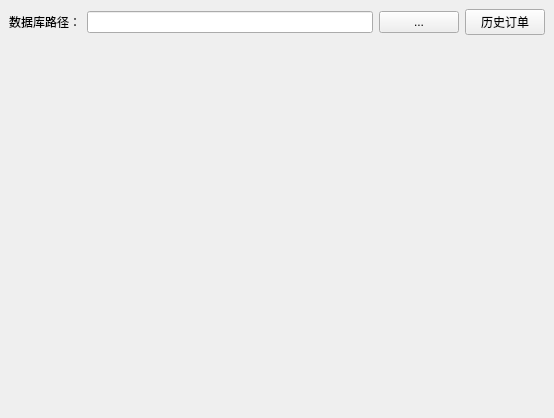
Before: the Qt Designer form gui/mainWindow.ui in RainRainLiu/AnnaerTools, drawn with Qt 5.
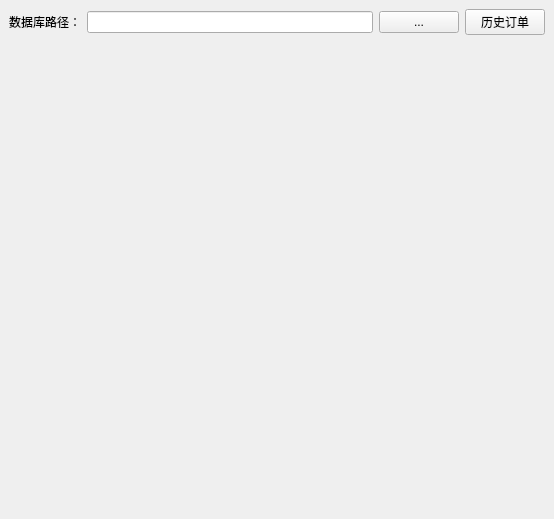
After: the same form once the commit is applied.

What changed in the file:
```diff
--- a/gui/mainWindow.ui
+++ b/gui/mainWindow.ui
@@ -7,14 +7,14 @@
     <x>0</x>
     <y>0</y>
     <width>554</width>
-    <height>418</height>
+    <height>519</height>
    </rect>
   </property>
   <property name="windowTitle">
    <string>MainWindow</string>
   </property>
   <widget class="QWidget" name="centralwidget">
-   <layout class="QGridLayout" name="gridLayout_2">
+   <layout class="QGridLayout" name="gridLayout_3">
     <item row="0" column="0">
      <layout class="QGridLayout" name="gridLayout">
       <item row="0" column="1">
@@ -44,7 +44,17 @@
      </widget>
     </item>
     <item row="1" column="0" colspan="2">
-     <widget class="QWidget" name="widget" native="true"/>
+     <layout class="QGridLayout" name="gridLayout_2">
+      <item row="0" column="0">
+       <widget class="QWidget" name="widget_todayUnconfirmed" native="true"/>
+      </item>
+      <item row="0" column="1">
+       <widget class="QWidget" name="widget_yesterdayUnconfirmed" native="true"/>
+      </item>
+     </layout>
+    </item>
+    <item row="2" column="0" colspan="2">
+     <widget class="QWidget" name="widget_withdrawDeposit" native="true"/>
     </item>
    </layout>
   </widget>
```
